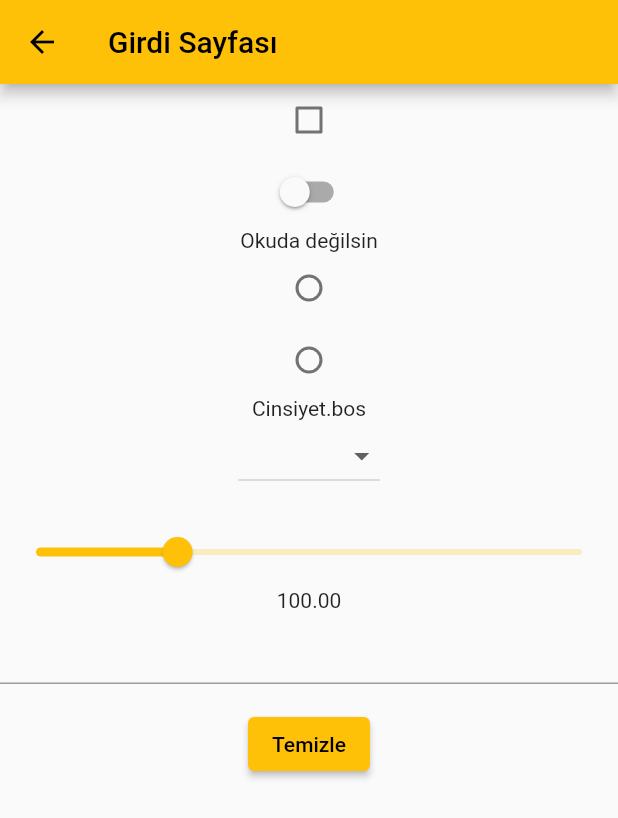
After one commit to VedatBiner/Flutter_Widgets5, a Flutter app: the screen it shows after launch, after a tap on "Girdi Sayfası", on a phone screen of 412 x 824 dp. The commit adds this screen. Shown: the top 818 px of the screen. Run offline on Flutter 3.47's test engine with Material 2 defaults, Android fonts, the phone set to English and light mode, and no system bars; our stand-ins replace video_player.

Commit message:
Girdi Elemanları eklendi.

```diff
--- /dev/null
+++ b/lib/input_page.dart
@@ -0,0 +1,130 @@
+import 'package:flutter/material.dart';
+import 'package:flutter_ornek30/main.dart';
+
+class InputPage extends StatefulWidget {
+  const InputPage({Key? key}) : super(key: key);
+
+  @override
+  _InputPageState createState() => _InputPageState();
+}
+
+enum Cinsiyet {
+  kadin,
+  erkek,
+  bos,
+}
+
+const okullar = ["ilkokul", "Ortaokul", "Lise", "Üniversite"];
+
+class _InputPageState extends State<InputPage> {
+  bool? okuldaMisin = false;
+  Cinsiyet? cinsiyet = Cinsiyet.bos;
+  String? okul;
+  double boy = 100;
+  TextEditingController yorumController = TextEditingController();
+
+  @override
+  void dispose() {
+    yorumController.dispose();
+    super.dispose();
+  }
+
+  @override
+  Widget build(BuildContext context) {
+    return Scaffold(
+      appBar: AppBar(
+        title: const Text("Girdi Sayfası"),
+      ),
+      body: SingleChildScrollView(
+        child: Column(
+          children: [
+            Checkbox(
+              value: okuldaMisin,
+              onChanged: (value) {
+                setState(() {
+                  okuldaMisin = value;
+                }
+               );
+              }
+            ),
+            Switch(
+              value: okuldaMisin!,
+              onChanged: (value) {
+                setState(() {
+                  okuldaMisin = value;
+                });
+              }
+            ),
+            Text( // null olmaktan kurtulmak için
+              okuldaMisin == true ? "Okuldasın" : "Okuda değilsin",
+            ),
+            Radio<Cinsiyet>(
+              value: Cinsiyet.kadin,
+              groupValue: cinsiyet,
+              onChanged: (value) {
+                setState(() {
+                  cinsiyet = value;
+                });
+              },
+            ),
+            Radio<Cinsiyet>(
+              value: Cinsiyet.erkek,
+              groupValue: cinsiyet,
+              onChanged: (value) {
+                setState(() {
+                  cinsiyet = value;
+                });
+              },
+            ),
+            Text(cinsiyet.toString()),
+            DropdownButton<String>(
+              value: okul,
+              items: okullar.map(
+                (e) => DropdownMenuItem(
+                  child: Text(e),
+                  value: e,
+                )
+              ).toList(),
+              onChanged: (value){
+                setState(() {
+                  okul = value;
+                });
+              },
+            ),
+            Text(okul ?? ""),
+            Slider(
+              value: boy,
+              min: 30,
+              max: 300,
+              onChanged: (double value) {
+                setState(() {
+                  boy = value;
+                });
+              },
+            ),
+            Text(
+              boy.toStringAsFixed(2), // noktadan sonra iki basamak koy
+            ),
+            TextField(
+              controller: yorumController,
+              onChanged: (value){
+                setState(() {
+                });
+              },
+            ),
+            Text(yorumController.text),
+            ElevatedButton(onPressed: (){
+              setState(() {
+                okuldaMisin = false;
+                cinsiyet = Cinsiyet.bos;
+                okul = null;
+                boy = 100;
+                yorumController.text = "";
+              });
+            }, child: Text("Temizle"))
+          ],
+        ),
+      ),
+    );
+  }
+}
--- a/lib/main.dart
+++ b/lib/main.dart
@@ -1,13 +1,14 @@
 // Tasarım Örneği
-// Text Örnekleri
+// Text girdi Örnekleri
+// Checkbox / Dropdown / Radio button /
+// slider / texffield / switch
 
 import 'package:flutter/material.dart';
-import 'package:flutter/rendering.dart';
 import 'package:flutter/services.dart';
-import 'package:flutter/widgets.dart';
 import 'package:video_player/video_player.dart';
 
 import 'album.dart';
+import 'input_page.dart';
 
 void main() {
   runApp(const MyApp());
@@ -277,6 +278,17 @@ class Sinif extends StatelessWidget {
           onPressed: () {
             Navigator.of(context).push(MaterialPageRoute(
               builder: (context) => AlbumPage(),
+            ));
+            // sor(context);
+          },
+        ),
+        ElevatedButton(
+          child: const Text(
+            "Girdi Sayfası",
+          ),
+          onPressed: () {
+            Navigator.of(context).push(MaterialPageRoute(
+              builder: (context) => InputPage(),
             ));
             // sor(context);
           },
```
